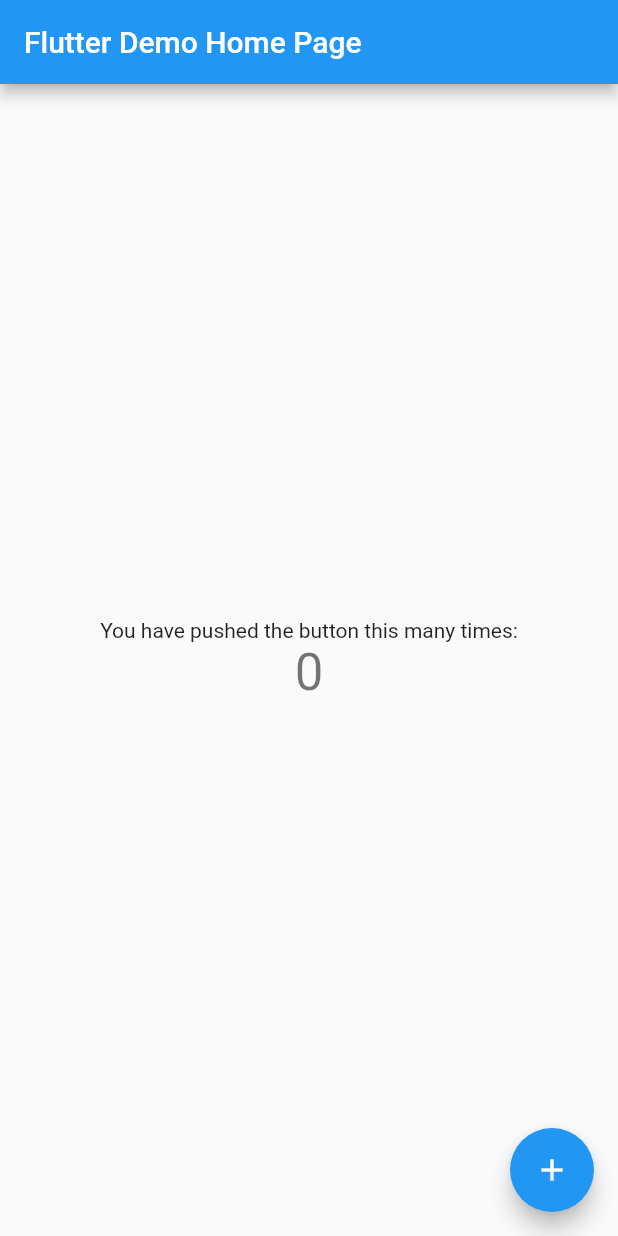
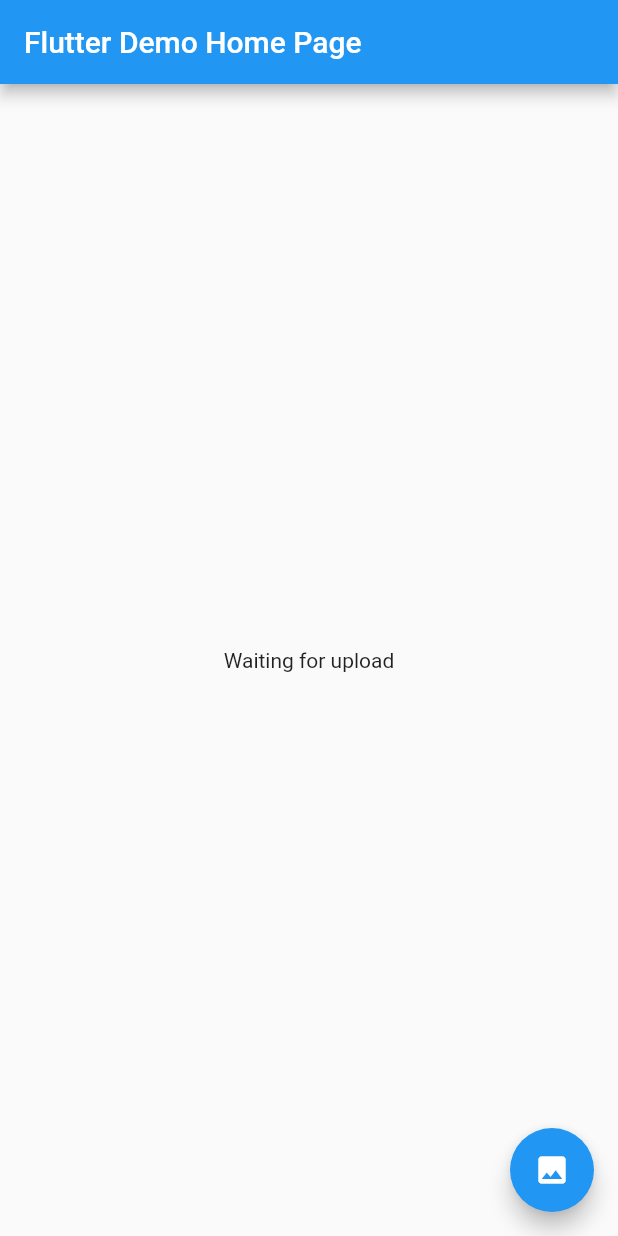
Before and after one commit to gdsc-conestoga/flutter-recipes, a Flutter app: the screen it shows after launch, on a phone screen of 412 x 824 dp. Run offline on Flutter 3.47's test engine with Material 2 defaults, Android fonts, the phone set to English and light mode, and no system bars; our stand-ins replace image_picker.

Commit message:
Add picking images

```diff
--- a/lib/home.dart
+++ b/lib/home.dart
@@ -1,5 +1,8 @@
+import 'dart:io';
 
+import 'package:flutter/foundation.dart';
 import 'package:flutter/material.dart';
+import 'package:image_picker/image_picker.dart';
 
 class MyHomePage extends StatefulWidget {
   const MyHomePage({Key? key, required this.title}) : super(key: key);
@@ -10,13 +13,8 @@ class MyHomePage extends StatefulWidget {
 }
 
 class _MyHomePageState extends State<MyHomePage> {
-  int _counter = 0;
-
-  void _incrementCounter() {
-    setState(() {
-      _counter++;
-    });
-  }
+  XFile? _uploadedFile;
+  final ImagePicker _picker = ImagePicker();
 
   @override
   Widget build(BuildContext context) {
@@ -28,21 +26,29 @@ class _MyHomePageState extends State<MyHomePage> {
         child: Column(
           mainAxisAlignment: MainAxisAlignment.center,
           children: <Widget>[
-            const Text(
-              'You have pushed the button this many times:',
-            ),
-            Text(
-              '$_counter',
-              style: Theme.of(context).textTheme.headline4,
-            ),
+            if (_uploadedFile == null)
+              const Text("Waiting for upload")
+            else
+              kIsWeb
+                  ? Image.network(_uploadedFile!.path)
+                  : Image.file(File(_uploadedFile!.path)),
           ],
         ),
       ),
       floatingActionButton: FloatingActionButton(
-        onPressed: _incrementCounter,
-        tooltip: 'Increment',
-        child: const Icon(Icons.add),
+        onPressed: _uploadImage,
+        tooltip: 'Upload File',
+        child: const Icon(Icons.image),
       ),
     );
   }
+
+  void _uploadImage() async {
+    final upload = await _picker.pickImage(source: ImageSource.gallery);
+    if (upload == null) return;
+
+    setState(() {
+      _uploadedFile = upload;
+    });
+  }
 }
```
Also changed, not shown: pubspec.yaml (+1 -21 lines), pubspec.lock.
